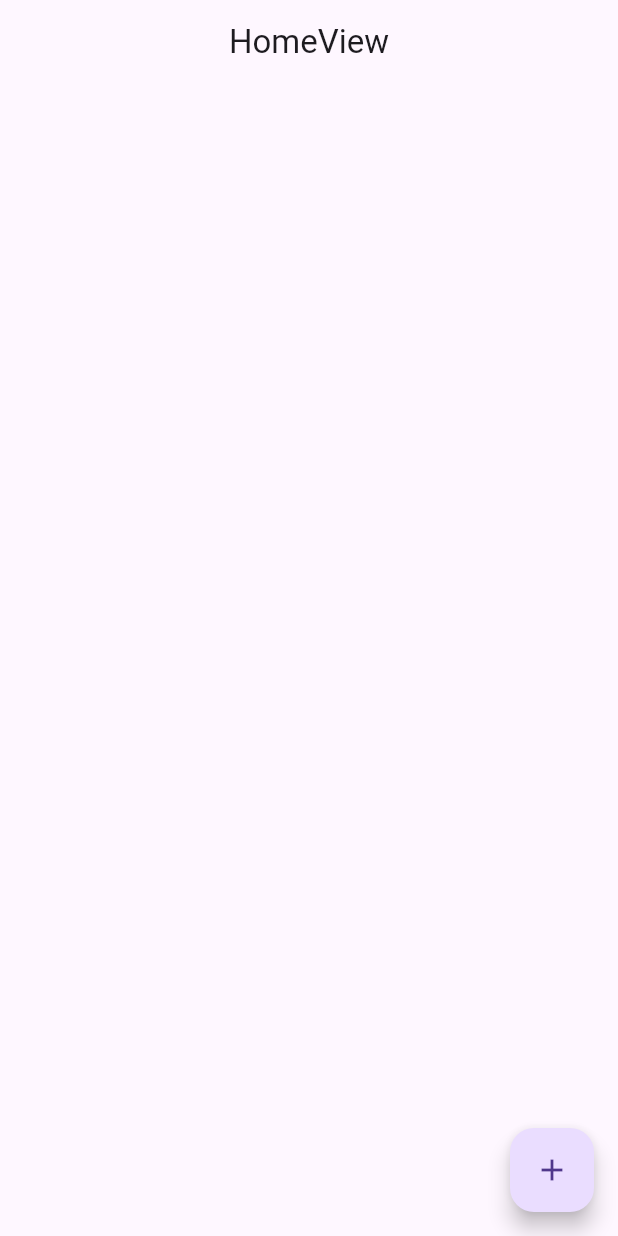
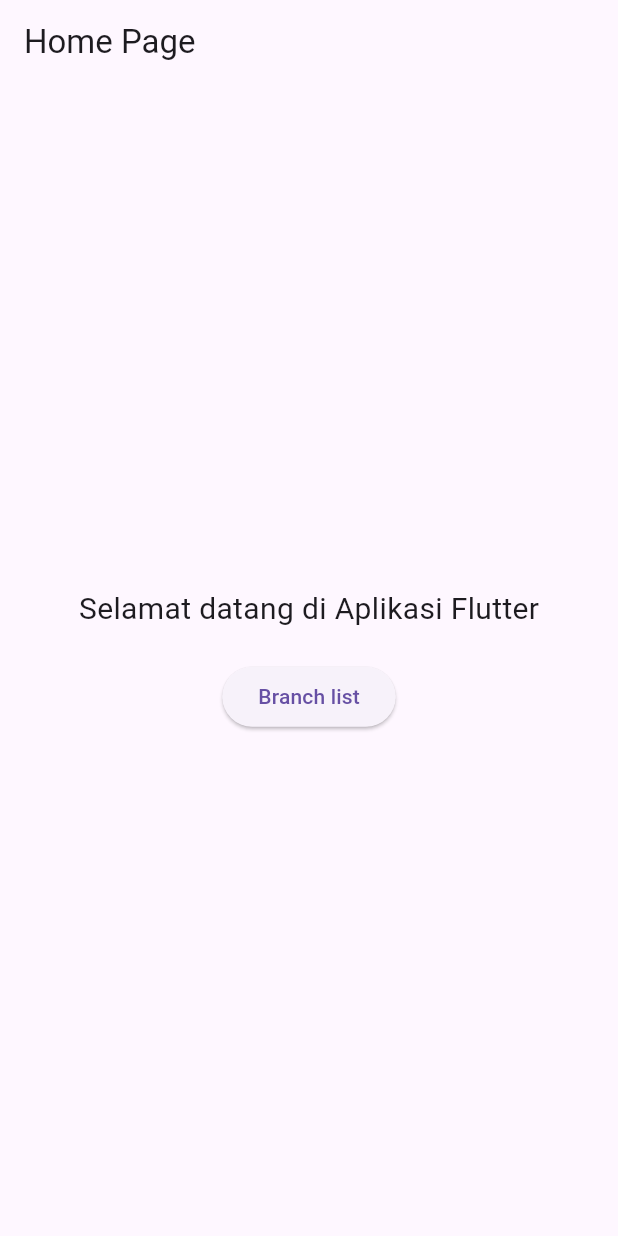
Before and after one commit to ramafikri02/learn_crud_api_getx_flutter, a Flutter app: the screen it shows after launch, on a phone screen of 412 x 824 dp. Run offline on Flutter 3.47's test engine with Material 3 defaults, Android fonts, the phone set to English and light mode, and no system bars; our stand-ins replace get.

Commit message:
🦄 refactor(homepage): add branch view
new homepage & create branch view

```diff
--- a/lib/app/modules/home/controllers/home_controller.dart
+++ b/lib/app/modules/home/controllers/home_controller.dart
@@ -1,41 +1,3 @@
-import 'package:flutter/foundation.dart';
 import 'package:get/get.dart';
-import 'package:http/http.dart' as http;
-import 'package:learc_getx_crud/app/data/models/branch_model.dart';
-import 'dart:convert';
 
-import 'package:learc_getx_crud/app/data/models/service_model.dart';
-
-class HomeController extends GetxController {
-  var branchs = <BranchModel>[].obs;
-  var isLoading = true.obs;
-
-  @override
-  void onInit() {
-    super.onInit();
-    fetchServices();
-  }
-
-  Future<void> fetchServices() async {
-    try {
-      isLoading(true);
-      var response = await http.get(Uri.parse(
-          'https://4333-27-124-95-204.ngrok-free.app/api/test/get/branch'));
-      if (response.statusCode == 200) {
-        var jsonData = json.decode(response.body);
-        List<BranchModel> branchsList = [];
-        for (var item in jsonData['data']) {
-          branchsList.add(BranchModel.fromJson(item));
-          if (kDebugMode) {
-            print(item);
-          }
-        }
-        branchs.value = branchsList;
-      } else {
-        print('Failed to load services');
-      }
-    } finally {
-      isLoading(false);
-    }
-  }
-}
+class HomeController extends GetxController {}
--- a/lib/app/modules/home/views/home_view.dart
+++ b/lib/app/modules/home/views/home_view.dart
@@ -2,6 +2,7 @@ import 'package:flutter/material.dart';
 
 import 'package:get/get.dart';
 import 'package:learc_getx_crud/app/modules/home/controllers/home_controller.dart';
+import 'package:learc_getx_crud/app/routes/app_pages.dart';
 
 class HomeView extends GetView<HomeController> {
   HomeView({super.key});
@@ -11,69 +12,24 @@ class HomeView extends GetView<HomeController> {
   Widget build(BuildContext context) {
     return Scaffold(
       appBar: AppBar(
-        title: const Text('HomeView'),
-        centerTitle: true,
+        title: const Text('Home Page'),
       ),
-      body: Obx(() {
-        if (homeController.isLoading.value) {
-          return const Center(
-            child: CircularProgressIndicator(),
-          );
-        } else {
-          return ListView.builder(
-            itemCount: homeController.branchs.length,
-            itemBuilder: (context, index) {
-              var branch = homeController.branchs[index];
-              return ListTile(
-                title: Text(branch.branchCode),
-                subtitle: Text(branch.branchName),
-                // You can add more details here
-              );
-            },
-          );
-        }
-      }),
-      // ListView.builder(
-      //   padding: const EdgeInsets.all(20),
-      //   itemCount: products.length,
-      //   itemBuilder: (context, index) {
-      //     return Card(
-      //       elevation: 5,
-      //       margin: const EdgeInsets.only(bottom: 20),
-      //       shape: RoundedRectangleBorder(
-      //         borderRadius: BorderRadius.circular(9),
-      //       ),
-      //       child: InkWell(
-      //         onTap: () {},
-      //         borderRadius: BorderRadius.circular(9),
-      //         child: Container(
-      //           height: 100,
-      //           padding: const EdgeInsets.all(20),
-      //           child: Row(
-      //             children: [
-      //               Expanded(
-      //                 child: Column(
-      //                   crossAxisAlignment: CrossAxisAlignment.start,
-      //                   children: [
-      //                     Text(
-      //                       products[index].name,
-      //                       style: const TextStyle(fontWeight: FontWeight.bold),
-      //                     ),
-      //                     Text(products[index].description)
-      //                   ],
-      //                 ),
-      //               ),
-      //             ],
-      //           ),
-      //         ),
-      //       ),
-      //     );
-      //   },
-      // ),
-      floatingActionButton: FloatingActionButton(
-        onPressed: () {},
-        child: const Icon(
-          Icons.add,
+      body: Center(
+        child: Column(
+          mainAxisAlignment: MainAxisAlignment.center,
+          children: <Widget>[
+            const Text(
+              'Selamat datang di Aplikasi Flutter',
+              style: TextStyle(fontSize: 20.0),
+            ),
+            const SizedBox(height: 20.0),
+            ElevatedButton(
+              onPressed: () {
+                Get.toNamed(Routes.branch);
+              },
+              child: const Text('Branch list'),
+            ),
+          ],
         ),
       ),
     );
--- a/lib/app/routes/app_pages.dart
+++ b/lib/app/routes/app_pages.dart
@@ -1,5 +1,7 @@
 import 'package:get/get.dart';
 
+import '../modules/branch/bindings/branch_binding.dart';
+import '../modules/branch/views/branch_view.dart';
 import '../modules/home/bindings/home_binding.dart';
 import '../modules/home/views/home_view.dart';
 
@@ -8,13 +10,18 @@ part 'app_routes.dart';
 class AppPages {
   AppPages._();
 
-  static const INITIAL = Routes.HOME;
+  static const INITIAL = Routes.home;
 
   static final routes = [
     GetPage(
-      name: _Paths.HOME,
+      name: _Paths.home,
       page: () => HomeView(),
       binding: HomeBinding(),
     ),
+    GetPage(
+      name: _Paths.branch,
+      page: () => BranchView(),
+      binding: BranchBinding(),
+    ),
   ];
 }
--- a/lib/app/routes/app_routes.dart
+++ b/lib/app/routes/app_routes.dart
@@ -3,10 +3,12 @@ part of 'app_pages.dart';
 
 abstract class Routes {
   Routes._();
-  static const HOME = _Paths.HOME;
+  static const home = _Paths.home;
+  static const branch = _Paths.branch;
 }
 
 abstract class _Paths {
   _Paths._();
-  static const HOME = '/home';
+  static const home = '/home';
+  static const branch = '/branch';
 }
```
Also changed, not shown: lib/app/modules/branch/bindings/branch_binding.dart (added, +12 -0 lines), lib/app/modules/branch/controllers/branch_controller.dart (added, +40 -0 lines), lib/app/modules/branch/views/branch_view.dart (added, +75 -0 lines).
